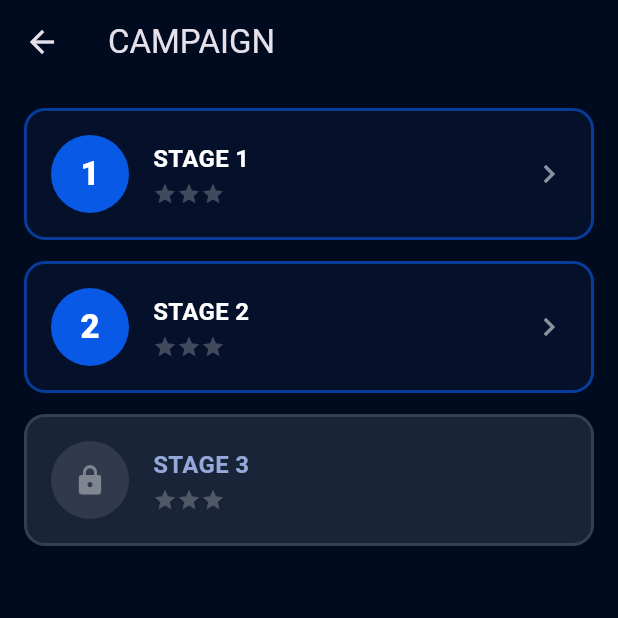
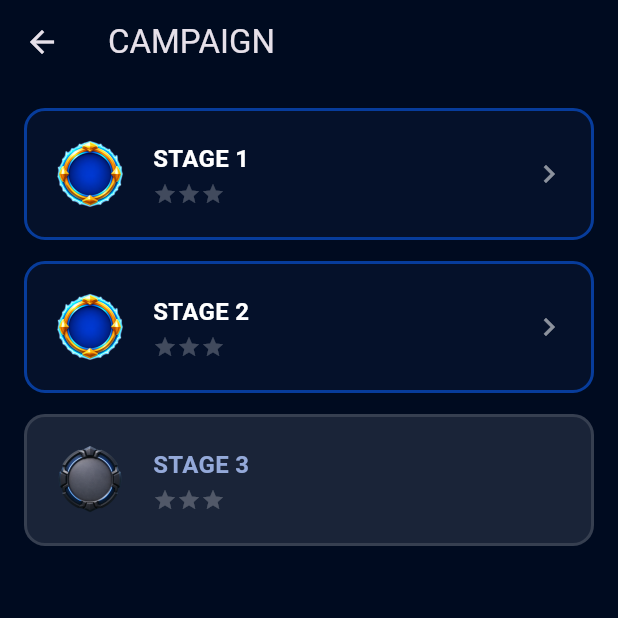
Before and after one commit to khalidgxg/mob-game-flutter, a Flutter app: the CampaignMapScreen screen opened directly with empty values, on a phone screen of 412 x 824 dp, the top half of it. Run offline on Flutter 3.47's test engine with Material 3 defaults, Android fonts, the phone set to English and light mode, and no system bars; our stand-ins replace shared_preferences; missing offline and left inert: flame; accounts and stored records are empty.

Commit message:
Use real approved Home/Campaign art instead of Material placeholders
Assets/Resources/Home/ and Assets/Resources/UI/Campaign/ in mobGame
already contain the approved logo, castle hero, header/nav icon set,
and the three campaign node-state badges -- the same assets HomeMenu.cs
and CampaignMapScreen.cs load in the live game. Copied them straight
into poc_battle/assets/ and wired them into HomeScreen and
CampaignMapScreen in place of Material icon placeholders, per the
fal.ai policy's own priority order: reuse an approved project asset
before generating anything new.

No campaign atlas background art exists yet (only the node badges),
so the Map screen stays a scrollable list rather than the real
illustrated path -- documented honestly in campaign_map_screen.dart.

Co-Authored-By: Claude Sonnet 5 <noreply@anthropic.com>
Claude-Session: https://claude.ai/code/session_01QnFCiv6qpE22A52FzSNZCh

```diff
--- a/apps/poc_battle/lib/campaign_map_screen.dart
+++ b/apps/poc_battle/lib/campaign_map_screen.dart
@@ -6,11 +6,14 @@ import 'profile_service.dart';
 
 /// Simplified port of `CampaignMapScreen.cs`. The C# version scrolls one
 /// continuous hand-authored atlas image per three-stage group with node
-/// positions read off `CampaignAtlasDefinition`'s normalized anchors; no
-/// campaign atlas art has been baked for Flutter yet, so this is a plain
-/// scrollable list of stage cards instead — same information (lock state,
-/// stars, launch), honestly simpler presentation. Swapping in the real
-/// atlas later is exactly the `Stack` + `Align(FractionalOffset)` port the
+/// positions read off `CampaignAtlasDefinition`'s normalized anchors — that
+/// illustrated background (the jungle/desert path art) isn't in this repo's
+/// `Assets/Resources`, only the three real node-state badges are
+/// (`CampaignNodeComplete/Current/Locked_v1.png`, used below), so this is a
+/// plain scrollable list of stage cards instead of the real atlas —
+/// same information (lock state, stars, launch), honestly simpler
+/// presentation. Swapping in the real atlas once that background art
+/// exists is exactly the `Stack` + `Align(FractionalOffset)` port the
 /// migration plan already calls for; nothing here blocks that.
 ///
 /// Only Stage 1 has real authored battle content in this app (see
@@ -134,19 +137,16 @@ class _StageNode extends StatelessWidget {
         ),
         child: Row(
           children: [
-            Container(
+            SizedBox(
               width: 52,
               height: 52,
-              decoration: BoxDecoration(
-                color: unlocked ? primaryBlue : Colors.white10,
-                shape: BoxShape.circle,
-              ),
-              child: Center(
-                child: unlocked
-                    ? Text('$stageNum',
-                        style: const TextStyle(
-                            color: Colors.white, fontSize: 22, fontWeight: FontWeight.w900))
-                    : const Icon(Icons.lock, color: Colors.white38, size: 22),
+              child: Image.asset(
+                stars > 0
+                    ? 'assets/campaign/CampaignNodeComplete_v1.png'
+                    : unlocked
+                        ? 'assets/campaign/CampaignNodeCurrent_v1.png'
+                        : 'assets/campaign/CampaignNodeLocked_v1.png',
+                fit: BoxFit.contain,
               ),
             ),
             const SizedBox(width: 16),
--- a/apps/poc_battle/pubspec.yaml
+++ b/apps/poc_battle/pubspec.yaml
@@ -31,3 +31,6 @@ flutter:
     - assets/structures/stage2/
     - assets/structures/stage3/
     - assets/structures/gate/
+    - assets/home/
+    - assets/home/icons/
+    - assets/campaign/
```
Also changed, not shown: apps/poc_battle/lib/home_screen.dart (+32 -34 lines), apps/poc_battle/assets/campaign/CampaignNodeComplete_v1.png (added), apps/poc_battle/assets/campaign/CampaignNodeCurrent_v1.png (added), apps/poc_battle/assets/campaign/CampaignNodeLocked_v1.png (added), apps/poc_battle/assets/home/CastleHero.png (added), apps/poc_battle/assets/home/LogoWordmark.png (added), apps/poc_battle/assets/home/icons/icon_battle.png (added), apps/poc_battle/assets/home/icons/icon_battle_cta.png (added), apps/poc_battle/assets/home/icons/icon_coin.png (added), apps/poc_battle/assets/home/icons/icon_gear.png (added), apps/poc_battle/assets/home/icons/icon_gem.png (added), apps/poc_battle/assets/home/icons/icon_helmet.png (added), apps/poc_battle/assets/home/icons/icon_home.png (added), apps/poc_battle/assets/home/icons/icon_map.png (added), 1 more files.
